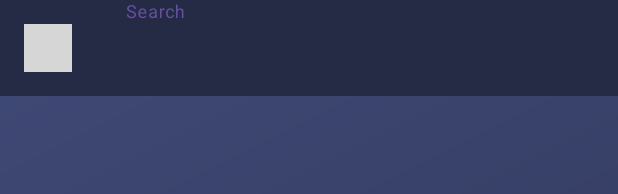
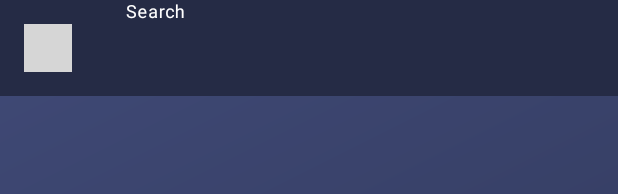
Before and after one commit to decoutkhanqindev/MovieDocs, an Android app: the layout fragment_search_movies.xml on its own in the app's theme, with its tools: preview values and no code run, on a phone screen of 412 x 824 dp. Shown: the top 194 px of the screen. Run offline under Robolectric (Android 15) with nearby library versions, the phone set to English and light mode, and no system bars; grey boxes are pictures that could not be loaded.

Commit message:
Design layout for SearchMoviesFragment

```diff
--- a/app/src/main/res/layout/fragment_search_movies.xml
+++ b/app/src/main/res/layout/fragment_search_movies.xml
@@ -39,6 +39,7 @@
           android:textColorHint="@color/white"
           app:boxStrokeColor="@color/white"
           app:endIconMode="clear_text"
+          app:hintTextColor="@color/white"
           app:layout_constraintEnd_toEndOf="parent"
           app:layout_constraintStart_toStartOf="parent"
           app:layout_constraintTop_toTopOf="parent">
@@ -54,12 +55,16 @@
             android:textSize="16sp" />
       </com.google.android.material.textfield.TextInputLayout>
     </androidx.appcompat.widget.Toolbar>
+  </com.google.android.material.appbar.AppBarLayout>
 
-    <androidx.recyclerview.widget.RecyclerView
-        android:id="@+id/searchResultRecyclerView"
-        android:layout_width="match_parent"
-        android:layout_height="0dp" />
-  </com.google.android.material.appbar.AppBarLayout>
+  <androidx.recyclerview.widget.RecyclerView
+      android:id="@+id/searchResultRecyclerView"
+      android:layout_width="match_parent"
+      android:layout_height="0dp"
+      app:layout_constraintBottom_toBottomOf="parent"
+      app:layout_constraintEnd_toEndOf="parent"
+      app:layout_constraintStart_toStartOf="parent"
+      app:layout_constraintTop_toBottomOf="@id/appBarLayout" />
 
   <ImageView
       android:id="@+id/searchIcon"
```
